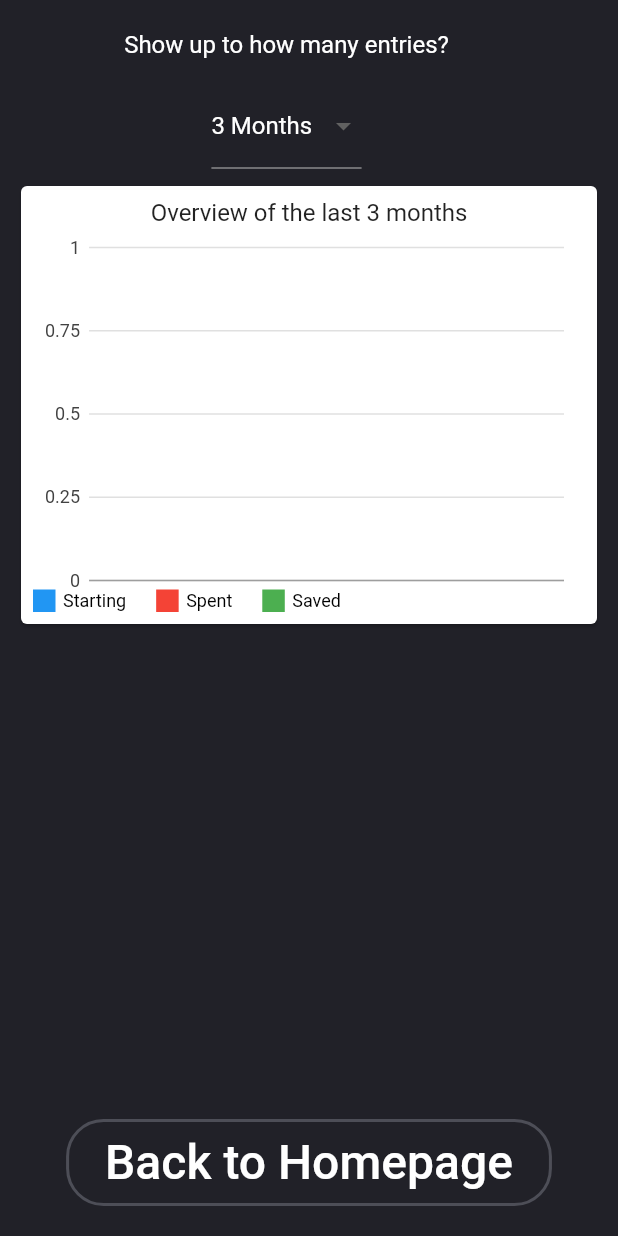
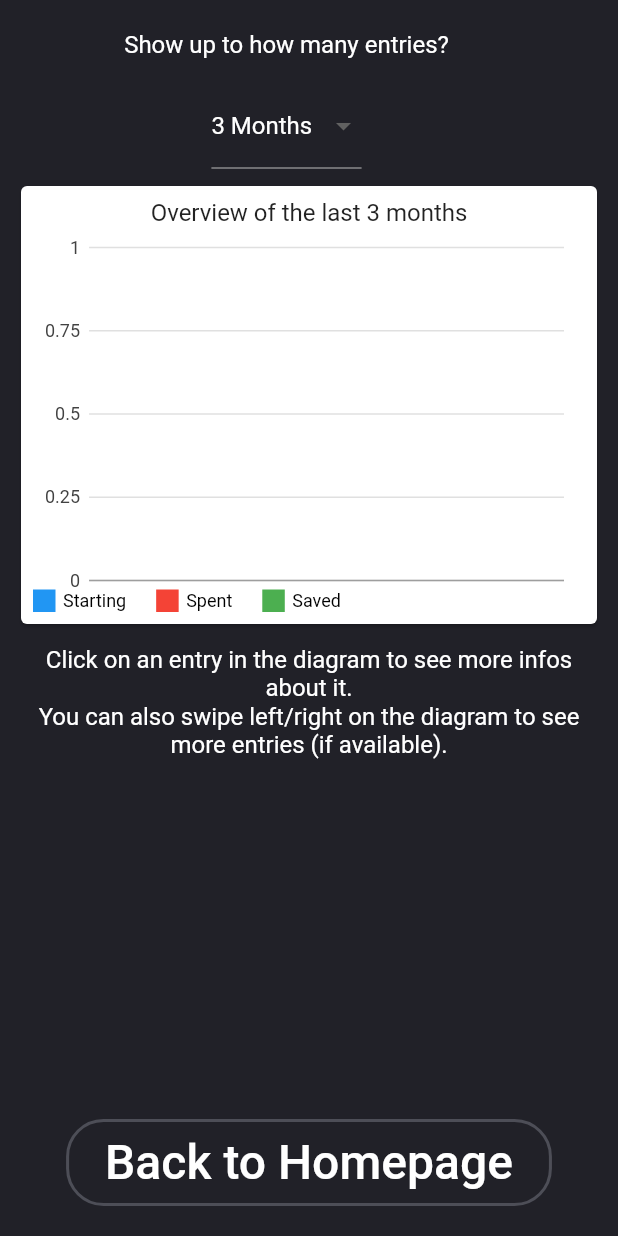
Before and after one commit to L30N74/Finance-Tracker, a Flutter app: the GraphView screen opened directly, on a phone screen of 412 x 824 dp. Run offline on Flutter 3.47's test engine with Material 2 defaults, Android fonts, the phone set to English and light mode, and no system bars; our stand-ins replace charts_flutter, flutter_colorpicker, sqflite; accounts and stored records are empty.

Commit message:
Information on graph-page
Added usage-information when no entry is selected (closes #18)

```diff
--- a/lib/GraphView.dart
+++ b/lib/GraphView.dart
@@ -13,7 +13,7 @@ class GraphView extends StatefulWidget {
 
 String filterOptionsValue = "3 Months";
 List<String> filterOptions = ["1 Month", "3 Months", "6 Months", "12 Months"];
-charts.SelectionModel selectedEntry;
+Manager selectedManager;
 
 class _GraphViewState extends State<GraphView> {
   @override
@@ -128,7 +128,7 @@ class _GraphViewState extends State<GraphView> {
   buildGraph(context, snapshot, numOfMonthsToShow) {
     if (snapshot.hasError) return Container();
 
-    if (snapshot.hasData)
+    if (snapshot.hasData) {
       return charts.BarChart(
         buildSeries(snapshot.data),
         animate: true,
@@ -142,7 +142,7 @@ class _GraphViewState extends State<GraphView> {
           new charts.SelectionModelConfig(
             changedListener: (charts.SelectionModel model) {
               setState(() {
-                selectedEntry = model;
+                selectedManager = model.selectedDatum.first.datum;
               });
             },
           ),
@@ -151,7 +151,7 @@ class _GraphViewState extends State<GraphView> {
           viewport: charts.OrdinalViewport("0", numOfMonthsToShow),
         ),
       );
-
+    }
     // Waiting for data to load
     return Column(
       children: [
@@ -186,7 +186,6 @@ class _GraphViewState extends State<GraphView> {
         measureFn: (Manager manager, _) => manager.startingMoney,
         colorFn: (_, __) => charts.ColorUtil.fromDartColor(Colors.blue),
       ),
-      //charts.ColorUtil.fromDartColor(Colors.blue).lighter),
       charts.Series(
           id: "Spent",
           data: data,
@@ -266,8 +265,18 @@ class _GraphViewState extends State<GraphView> {
   }
 
   Widget detailsView() {
-    if (selectedEntry == null) return Container();
-    final Manager selectedManager = selectedEntry.selectedDatum.first.datum;
+    if (selectedManager == null)
+      return Container(
+        margin: EdgeInsets.symmetric(horizontal: 20),
+        child: Text(
+          "Click on an entry in the diagram to see more infos about it.\nYou can also swipe left/right on the diagram to see more entries (if available).",
+          style: TextStyle(
+            color: Colors.white,
+            fontSize: 16,
+          ),
+          textAlign: TextAlign.center,
+        ),
+      );
 
     return Container(
       height: 200,
@@ -375,7 +384,7 @@ class _GraphViewState extends State<GraphView> {
         borderRadius: BorderRadius.circular(25),
       ),
       onPressed: () {
-        selectedEntry = null;
+        selectedManager = null;
         Navigator.push(
           context,
           MaterialPageRoute(builder: (context) => MyHomePage()),
```
